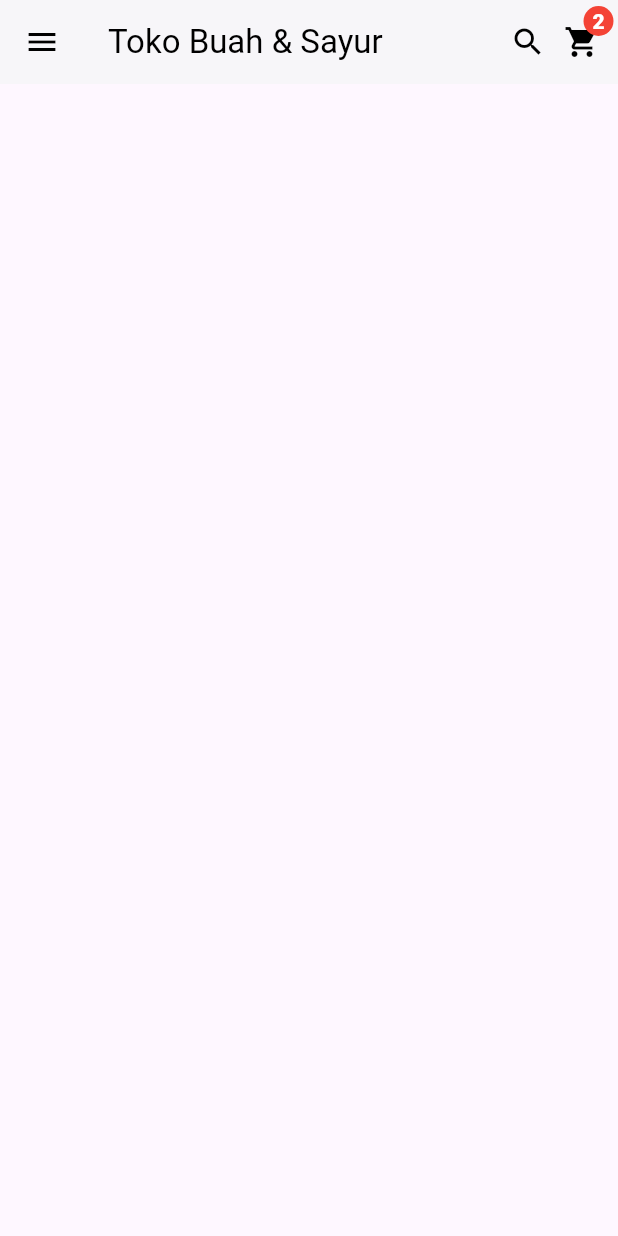
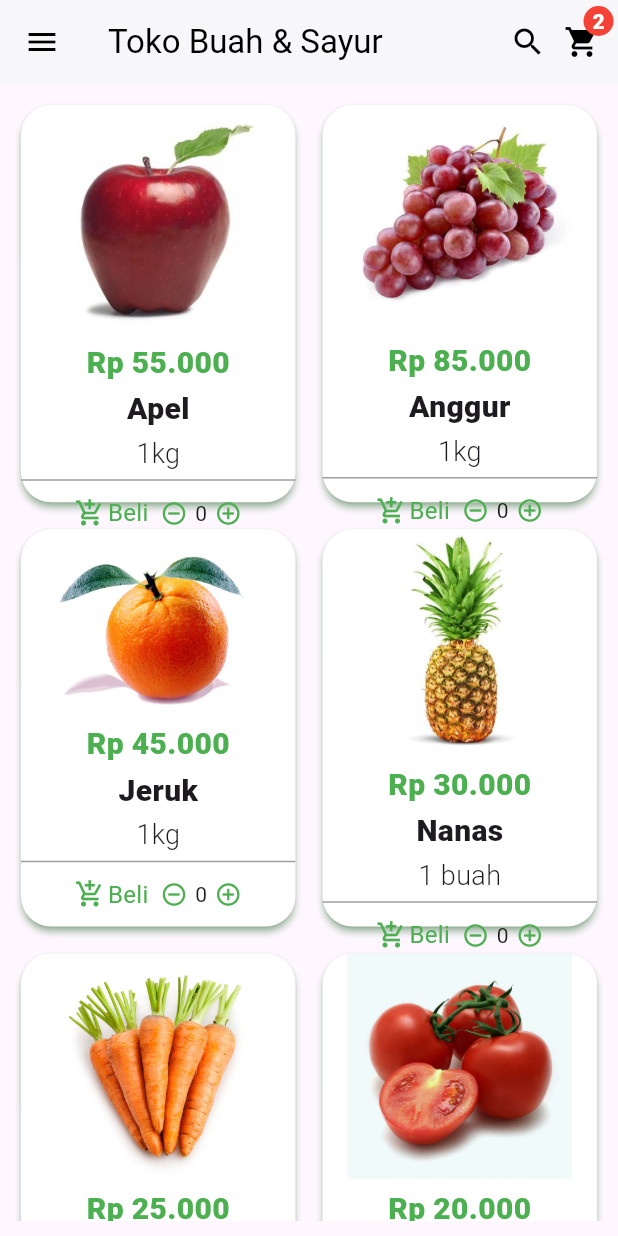
Before and after one commit to alrazak/flutter-grocery-app, a Flutter app: the screen it shows after launch, on a phone screen of 412 x 824 dp. Run offline on Flutter 3.47's test engine with Material 3 defaults, Android fonts, the phone set to English and light mode, and no system bars.

Commit message:
add: Card list Product

```diff
--- a/lib/data.dart
+++ b/lib/data.dart
@@ -13,3 +13,62 @@ class Product {
       this.description,
       );
 }
+
+final List<Product> allData = [
+  Product(
+      'Apel',
+      '55.000',
+      '1kg',
+      'assets/apel.jpg',
+      'Apel adalah buah yang kaya akan vitamin, terutama vitamin C. Buah ini memiliki rasa manis dengan sedikit asam, menjadikannya pilihan yang sempurna untuk camilan sehat dan segar. Cocok dimakan langsung atau diolah menjadi berbagai hidangan.'
+  ),
+  Product(
+      'Anggur',
+      '85.000',
+      '1kg',
+      'assets/anggur.jpg',
+      'Anggur memiliki rasa manis yang khas dan sering digunakan sebagai camilan sehat atau bahan dasar dalam pembuatan jus dan wine. Kaya akan antioksidan dan vitamin C.'
+  ),
+  Product(
+      'Jeruk',
+      '45.000',
+      '1kg',
+      'assets/jeruk.jpg',
+      'Jeruk adalah sumber vitamin C yang sangat baik. Dengan rasa manis dan segar, jeruk sering dijadikan sebagai jus atau dimakan langsung.'
+  ),
+  Product(
+      'Nanas',
+      '30.000',
+      '1 buah',
+      'assets/nanas.jpg',
+      'Nanas memiliki rasa asam manis yang menyegarkan. Buah ini sering digunakan dalam hidangan tropis, salad, atau jus segar.'
+  ),
+  Product(
+      'Wortel',
+      '25.000',
+      '1kg',
+      'assets/wortel.jpg',
+      'Wortel adalah sayuran yang kaya akan beta-karoten, yang baik untuk kesehatan mata. Biasanya dimasak dalam sup, tumisan, atau dijadikan jus.'
+  ),
+  Product(
+      'Tomat',
+      '20.000',
+      '1kg',
+      'assets/tomat.jpg',
+      'Tomat adalah sumber vitamin C dan antioksidan. Cocok digunakan dalam masakan, salad, atau dijadikan jus.'
+  ),
+  Product(
+      'Jagung',
+      '15.000',
+      '3 tongkol',
+      'assets/jagung.jpg',
+      'Jagung adalah sumber karbohidrat yang sering dimasak sebagai jagung bakar, direbus, atau dijadikan bahan masakan lainnya.'
+  ),
+  Product(
+      'Cabai',
+      '60.000',
+      '1kg',
+      'assets/cabai.jpg',
+      'Cabai adalah bahan utama dalam berbagai masakan pedas. Mengandung capsaicin yang bermanfaat untuk meningkatkan metabolisme tubuh.'
+  ),
+];
--- /dev/null
+++ b/lib/item_widget.dart
@@ -0,0 +1,120 @@
+import 'package:flutter/material.dart';
+import 'package:grocery_app/data.dart';
+
+class ItemWidget extends StatelessWidget {
+  const ItemWidget({
+    Key? key,
+    required this.product
+  }) : super(key: key);
+  final Product product;
+
+  @override
+  Widget build(BuildContext context) {
+    return Card(
+      elevation: 2,
+      shadowColor: Colors.green,
+      color: Colors.white,
+      shape: RoundedRectangleBorder(
+        borderRadius: BorderRadius.circular(20),
+      ),
+      child: Column(
+        mainAxisAlignment: MainAxisAlignment.center,
+        children: [
+          Hero(
+            tag: product.image,
+            child: SizedBox(
+              width: 150,
+              child: Image.asset(product.image),
+            ),
+          ),
+          const SizedBox(
+            height: 6,
+          ),
+          Text(
+            'Rp ${product.price}',
+            style: const TextStyle(
+              color: Colors.green,
+              fontSize: 20,
+              fontWeight: FontWeight.w800,
+            ),
+          ),
+          const SizedBox(
+            height: 2,
+          ),
+          Text(
+            product.name,
+            style: const TextStyle(
+              fontSize: 20,
+              fontWeight: FontWeight.w800,
+            ),
+          ),
+          const SizedBox(
+            height: 2,
+          ),
+          Text(
+            product.quantity,
+            style: const TextStyle(
+              fontSize: 18,
+              fontWeight: FontWeight.w300,
+            ),
+          ),
+          const SizedBox(
+            height: 4,
+          ),
+          const Divider(
+            height: 1,
+            color: Colors.grey,
+          ),
+          const SizedBox(
+            height: 10,
+          ),
+          Row(
+            mainAxisAlignment: MainAxisAlignment.center,
+            children: <Widget>[
+              Row(
+                children: const [
+                  Icon(
+                    Icons.add_shopping_cart,
+                    size: 20,
+                    color: Colors.green,
+                  ),
+                  SizedBox(
+                    width: 2,
+                  ),
+                  Text(
+                    'Beli',
+                    style: TextStyle(
+                      color: Colors.green,
+                      fontSize: 16,
+                    ),
+                  ),
+                ],
+              ),
+              const SizedBox(
+                width: 8,
+              ),
+              Row(
+                children: const [
+                  Icon(
+                    Icons.remove_circle_outline,
+                    size: 18,
+                    color: Colors.green,
+                  ),
+                  Padding(
+                    padding: EdgeInsets.symmetric(horizontal: 5),
+                    child: Text('0'),
+                  ),
+                  Icon(
+                    Icons.add_circle_outline,
+                    size: 18,
+                    color: Colors.green,
+                  )
+                ],
+              )
+            ],
+          )
+        ],
+      ),
+    );
+  }
+}
--- a/lib/main.dart
+++ b/lib/main.dart
@@ -1,4 +1,6 @@
 import 'package:flutter/material.dart';
+import 'package:grocery_app/data.dart';
+import 'package:grocery_app/item_widget.dart';
 
 void main() {
   runApp(const MyApp());
@@ -44,6 +46,15 @@ class MainPage extends StatefulWidget {
 }
 
 class _MainPageState extends State<MainPage> {
+
+final data = Product(
+    'Apel',
+    '55.000',
+    '1kg',
+    'assets/apel.jpg',
+    'Apel adalah buah yang kaya akan vitamin, terutama vitamin C. Buah ini memiliki rasa manis dengan sedikit asam, menjadikannya pilihan yang sempurna untuk camilan sehat dan segar. Cocok dimakan langsung atau diolah menjadi berbagai hidangan.'
+);
+
   @override
   Widget build(BuildContext context) {
     return Scaffold(
@@ -101,6 +112,21 @@ class _MainPageState extends State<MainPage> {
           )
         ],
       ),
+      body: Container(
+        padding: const EdgeInsets.all(10),
+        child: GridView.builder(
+          gridDelegate: const SliverGridDelegateWithFixedCrossAxisCount(
+            mainAxisSpacing: 10,
+            crossAxisSpacing: 10,
+            crossAxisCount: 2,
+            childAspectRatio: 0.7,
+          ),
+          itemBuilder: (context, index){
+            return ItemWidget(product: allData[index]);
+          },
+          itemCount: allData.length,
+        ),
+      ),
     );
   }
 }
```
